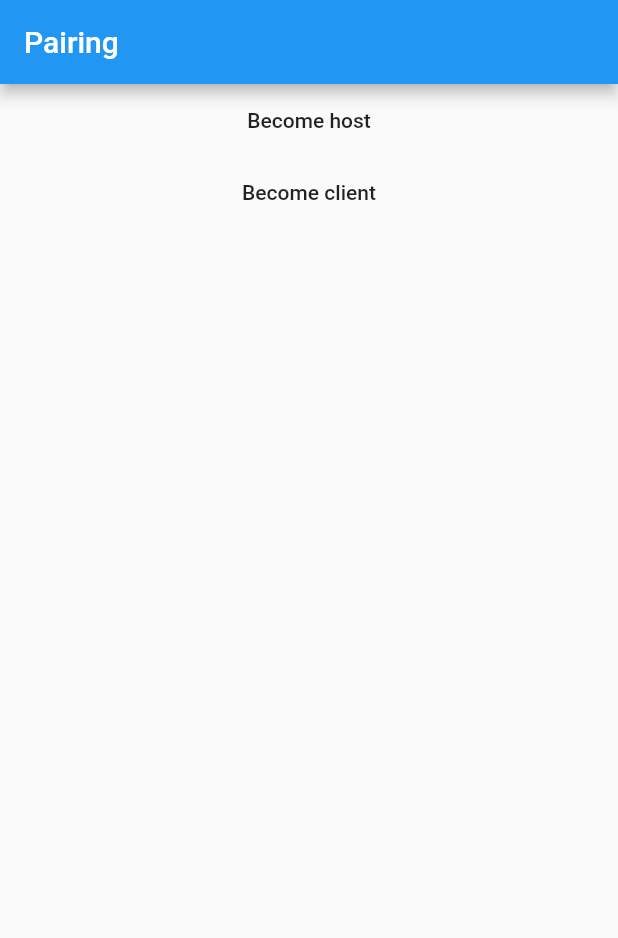
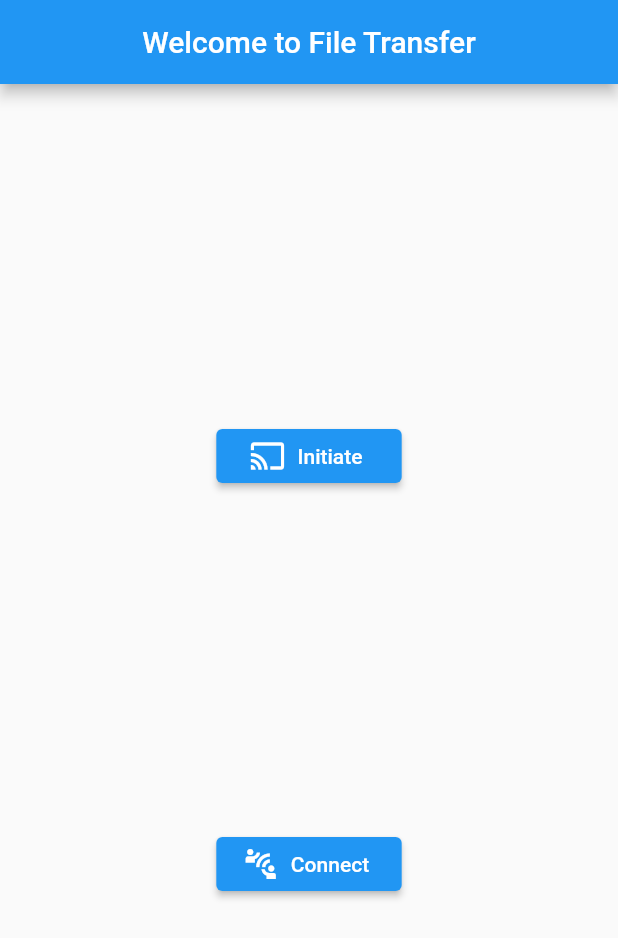
Before and after one commit to dungwinux/file_transfer, a Flutter app: the screen it shows after launch, on a phone screen of 412 x 824 dp. Shown: the top 938 px of the screen. Run offline on Flutter 3.47's test engine with Material 2 defaults, Android fonts, the phone set to English and light mode, and no system bars; our stand-ins replace cross_file, qr_flutter, shelf, shelf_web_socket, universal_platform; missing offline and left inert: file_picker_cross, wifi_info_flutter.

Commit message:
add: more buttons and visuals to UI

```diff
--- a/lib/view/pairing.dart
+++ b/lib/view/pairing.dart
@@ -29,19 +29,36 @@ class Pairing extends StatelessWidget {
     return Container(
       child: Scaffold(
         appBar: AppBar(
-          title: Text("Pairing"),
+          title: Text("Welcome to File Transfer"),
+          centerTitle: true,
         ),
-        body: Center(
-          child: Column(
+        body: Container(
+          padding: EdgeInsets.symmetric(
+            horizontal: MediaQuery.of(context).size.width * 0.35,
+          ),
+          child: Flex(
+            direction: Axis.vertical,
+            mainAxisAlignment: MainAxisAlignment.spaceEvenly,
+            crossAxisAlignment: CrossAxisAlignment.stretch,
             children: [
-              FlatButton(
-                onPressed:
-                    UniversalPlatform.isWeb ? null : () => _openDialog(false),
-                child: Text("Become host"),
+              Tooltip(
+                message: "Create a connection",
+                waitDuration: Duration(milliseconds: 700),
+                child: ElevatedButton.icon(
+                  onPressed:
+                      UniversalPlatform.isWeb ? null : () => _openDialog(false),
+                  label: Text("Initiate"),
+                  icon: Icon(Icons.cast),
+                ),
               ),
-              FlatButton(
-                onPressed: () => _openDialog(true),
-                child: Text("Become client"),
+              Tooltip(
+                message: "Connect to other",
+                waitDuration: Duration(milliseconds: 700),
+                child: ElevatedButton.icon(
+                  onPressed: () => _openDialog(true),
+                  label: Text("Connect"),
+                  icon: Icon(Icons.connect_without_contact),
+                ),
               ),
             ],
           ),
@@ -129,18 +146,35 @@ class _PassivePairingState extends State<PassivePairing> {
     super.dispose();
   }
 
+  void _submit(String value) async {
+    // TODO: Check for valid address
+    Navigator.pop<Connector>(context, PassiveConnector(value));
+  }
+
   @override
   Widget build(BuildContext context) {
     return Container(
       child: Scaffold(
         body: Center(
           child: Column(
+            mainAxisAlignment: MainAxisAlignment.center,
             children: [
               TextField(
+                decoration: InputDecoration(
+                  labelText: 'Peer address',
+                  suffixIcon: IconButton(
+                    icon: Icon(
+                      Icons.qr_code,
+                    ),
+                    onPressed: () => null,
+                  ),
+                ),
                 maxLines: 1,
-                onSubmitted: (String value) async {
-                  Navigator.pop<Connector>(context, PassiveConnector(value));
-                },
+                onSubmitted: _submit,
+              ),
+              FlatButton(
+                onPressed: () => null,
+                child: Text("Submit"),
               )
             ],
           ),
```
